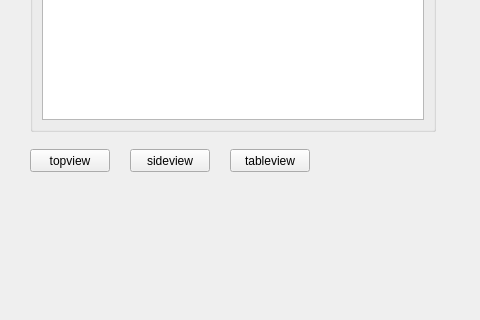
This is mslib/msui/ui/ui_mscolab_window.ui in Open-MSS/MSS as Qt 5 draws it before an edit; both pictures show x 0 to 480 and y 101 to 421 of the 480 by 640 pixel window. The edited form follows.
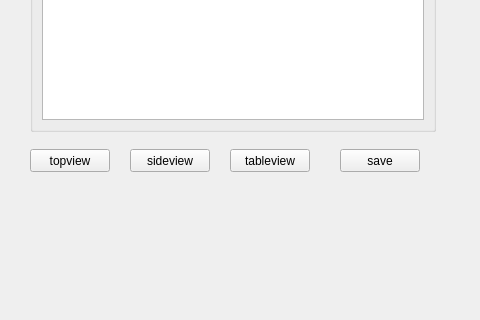
This is the edited form.

Commit message: Add template for saving file in mscolab window

What changed in the file:
```diff
--- a/mslib/msui/ui/ui_mscolab_window.ui
+++ b/mslib/msui/ui/ui_mscolab_window.ui
@@ -171,6 +171,19 @@
     <string>tableview</string>
    </property>
   </widget>
+  <widget class="QPushButton" name="save_ft">
+   <property name="geometry">
+    <rect>
+     <x>340</x>
+     <y>250</y>
+     <width>80</width>
+     <height>23</height>
+    </rect>
+   </property>
+   <property name="text">
+    <string>save</string>
+   </property>
+  </widget>
  </widget>
  <resources/>
  <connections/>
```
The commit also changes 3 other files.
